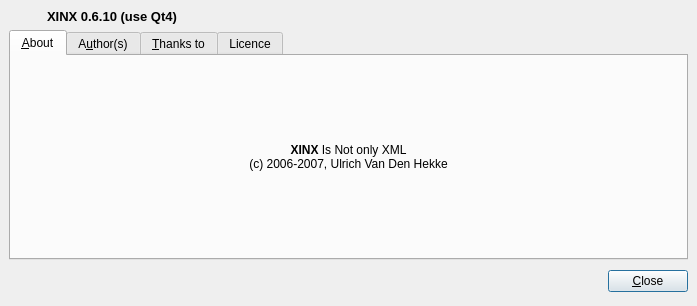
The window that ui/about.ui (phoenix741/xinx) describes before a commit, drawn with Qt 5.
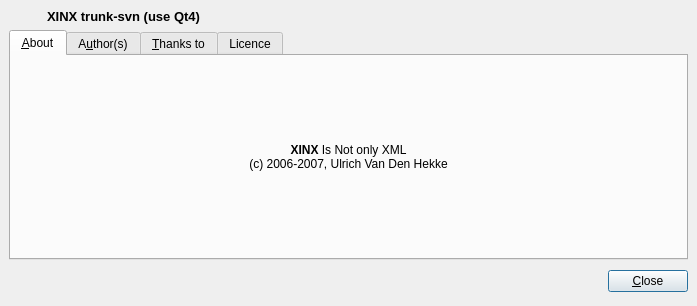
The same window after the commit. Icons and pictures are not drawn.

Commit message: La version trunk ne porte pas de numéro de version

Patch:
```diff
--- a/ui/about.ui
+++ b/ui/about.ui
@@ -33,7 +33,7 @@
       <string>&lt;html>&lt;head>&lt;meta name="qrichtext" content="1" />&lt;style type="text/css">
 p, li { white-space: pre-wrap; }
 &lt;/style>&lt;/head>&lt;body style=" font-family:'Sans Serif'; font-size:9pt; font-weight:400; font-style:normal; text-decoration:none;">
-&lt;p style=" margin-top:0px; margin-bottom:0px; margin-left:0px; margin-right:0px; -qt-block-indent:0; text-indent:0px;">&lt;span style=" font-size:10pt; font-weight:600;">XINX 0.6.10 (use Qt4)&lt;/span>&lt;/p>&lt;/body>&lt;/html></string>
+&lt;p style=" margin-top:0px; margin-bottom:0px; margin-left:0px; margin-right:0px; -qt-block-indent:0; text-indent:0px;">&lt;span style=" font-size:10pt; font-weight:600;">XINX trunk-svn (use Qt4)&lt;/span>&lt;/p>&lt;/body>&lt;/html></string>
      </property>
     </widget>
    </item>
```
